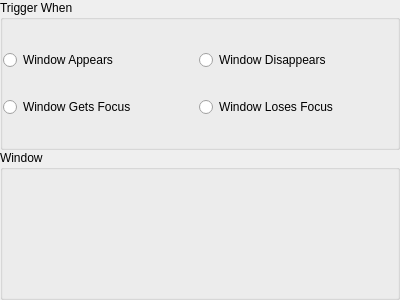
Above: kcm_hotkeys/triggers/window_trigger_widget.ui from KDE/khotkeys before the change. Below: the same form after it.
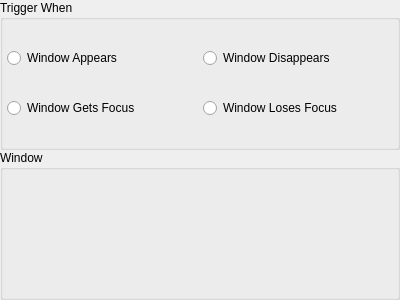
That is the form after the change.

Commit message: Try to remove some double margins. I hope it is now better than before ... i'm not sure :-)

Diff of the .ui file:
```diff
--- a/kcm_hotkeys/triggers/window_trigger_widget.ui
+++ b/kcm_hotkeys/triggers/window_trigger_widget.ui
@@ -25,8 +25,8 @@
       <string>Trigger When</string>
      </property>
      <layout class="QGridLayout" name="gridLayout" >
-      <property name="leftMargin" >
-       <number>0</number>
+      <property name="margin" >
+       <number>4</number>
       </property>
       <item row="0" column="0" >
        <widget class="QRadioButton" name="window_appears" >
```
The commit also changes 8 other files.
